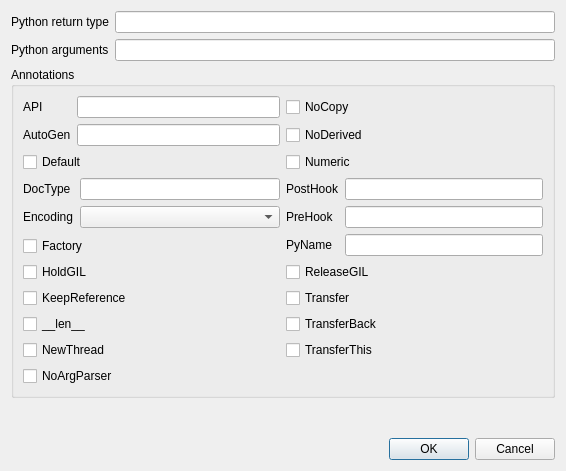
Above: metasip/api_editor/Designer/CallablePropertiesBase.ui from Python-SIP/metasip before the change. Below: the same form after it.
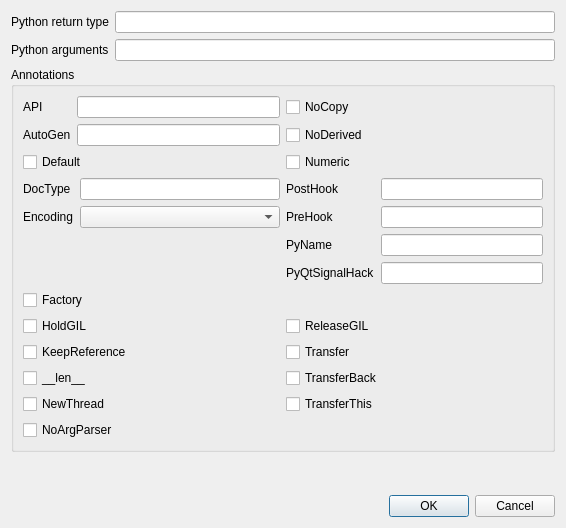
That is the form after the change.

Commit message: Added support for the PyQtSignalHack function annotation.

```diff
--- a/metasip/api_editor/Designer/CallablePropertiesBase.ui
+++ b/metasip/api_editor/Designer/CallablePropertiesBase.ui
@@ -7,7 +7,7 @@
     <x>0</x>
     <y>0</y>
     <width>566</width>
-    <height>471</height>
+    <height>528</height>
    </rect>
   </property>
   <property name="windowTitle">
@@ -120,7 +120,7 @@
         </item>
        </layout>
       </item>
-      <item row="3" column="1" rowspan="2">
+      <item row="3" column="1">
        <layout class="QFormLayout" name="formLayout_4">
         <item row="0" column="0">
          <widget class="QLabel" name="label_7">
@@ -152,6 +152,16 @@
         <item row="2" column="1">
          <widget class="QLineEdit" name="pyName"/>
         </item>
+        <item row="3" column="0">
+         <widget class="QLabel" name="label_10">
+          <property name="text">
+           <string>PyQtSignalHack</string>
+          </property>
+         </widget>
+        </item>
+        <item row="3" column="1">
+         <widget class="QLineEdit" name="signalHack"/>
+        </item>
        </layout>
       </item>
       <item row="4" column="0">
```
Left out of the diff: 1 changed line with no effect on the pictures. The commit also changes 2 other files.
